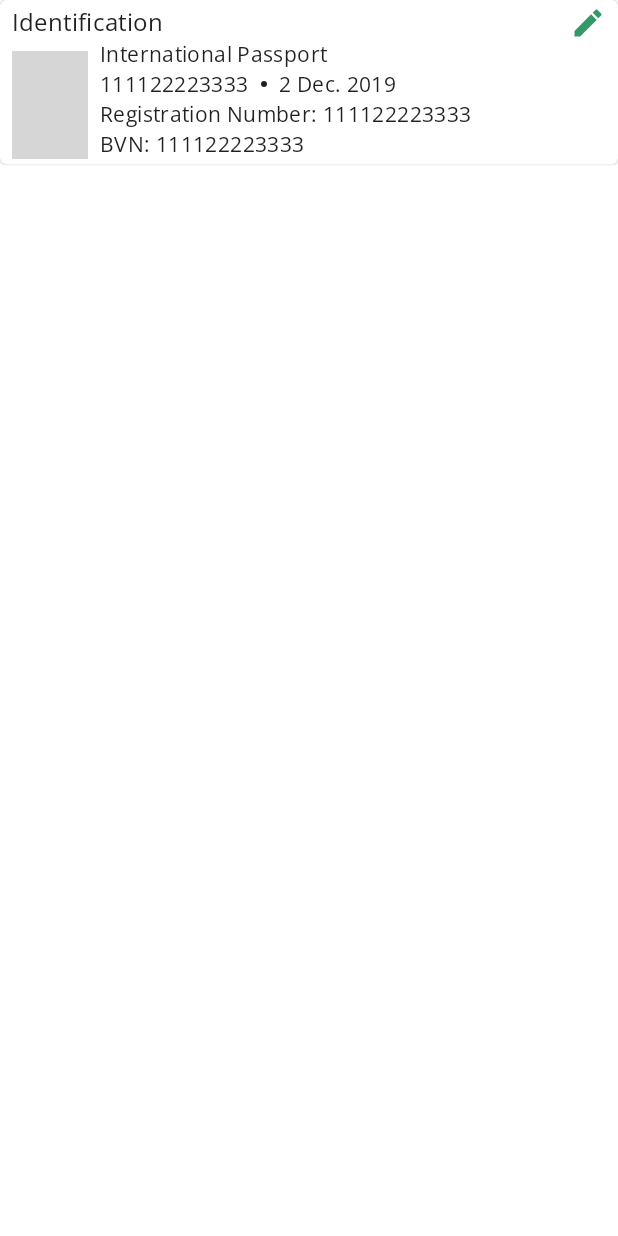
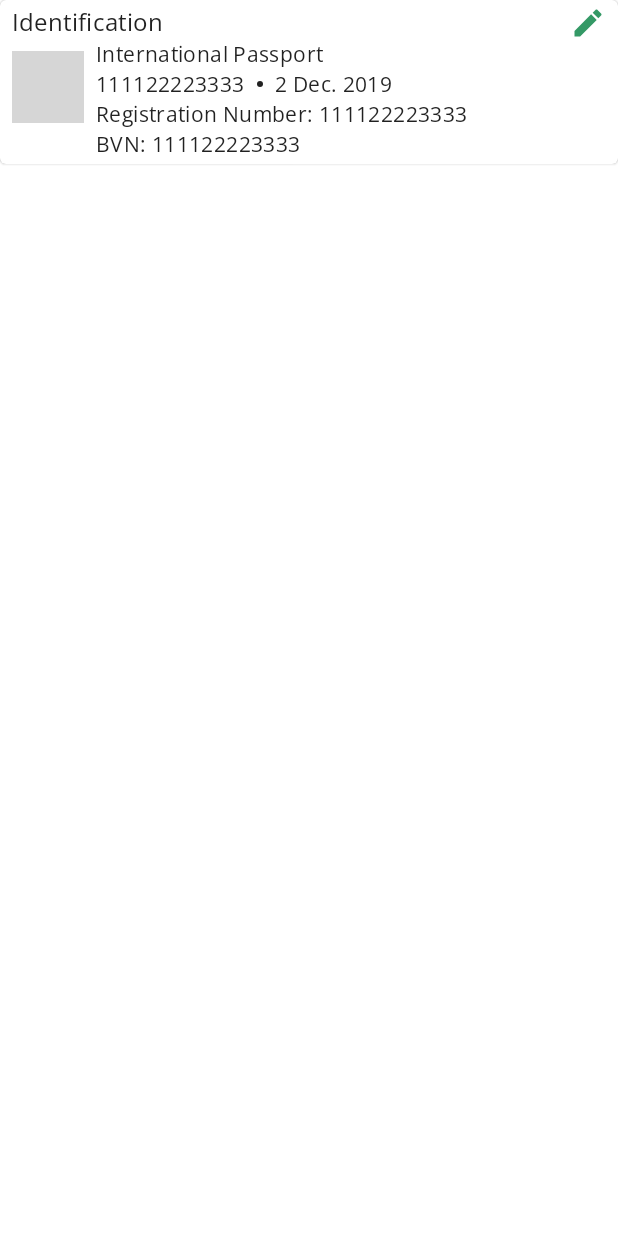
Before and after one commit to KryptKode/Farmz, an Android app: the layout include_details_id.xml on its own in the app's theme, with its tools: preview values and no code run, on a phone screen of 412 x 824 dp. Run offline under Robolectric (Android 15) with nearby library versions, the phone set to English and light mode, and no system bars; grey boxes are pictures that could not be loaded.

Commit message:
feat[detail]: adjust id image position

```diff
--- a/app/src/main/res/layout/include_details_id.xml
+++ b/app/src/main/res/layout/include_details_id.xml
@@ -22,11 +22,10 @@
 
         <ImageView
             android:id="@+id/image_id"
-            android:layout_width="0dp"
-            android:layout_height="0dp"
+            android:layout_width="48dp"
+            android:layout_height="48dp"
             android:layout_marginTop="8dp"
             android:scaleType="centerCrop"
-            app:layout_constraintBottom_toBottomOf="@id/guidelineBottom"
             app:layout_constraintDimensionRatio="w,0.7:1"
             app:layout_constraintStart_toStartOf="@id/guidelineStart"
             app:layout_constraintTop_toBottomOf="@id/tv_title"
```
